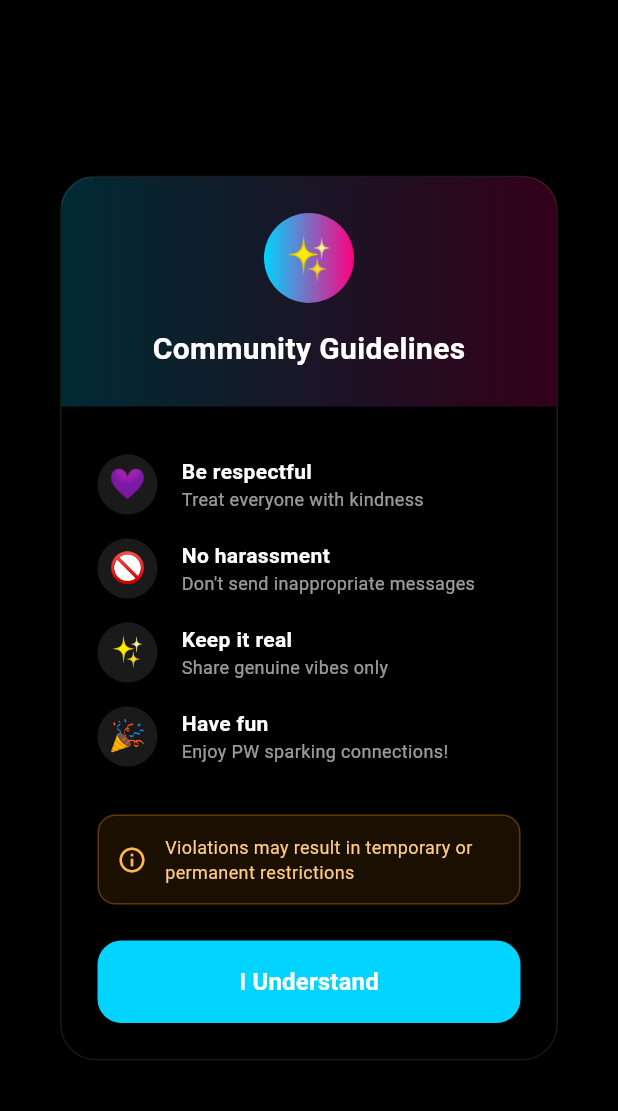
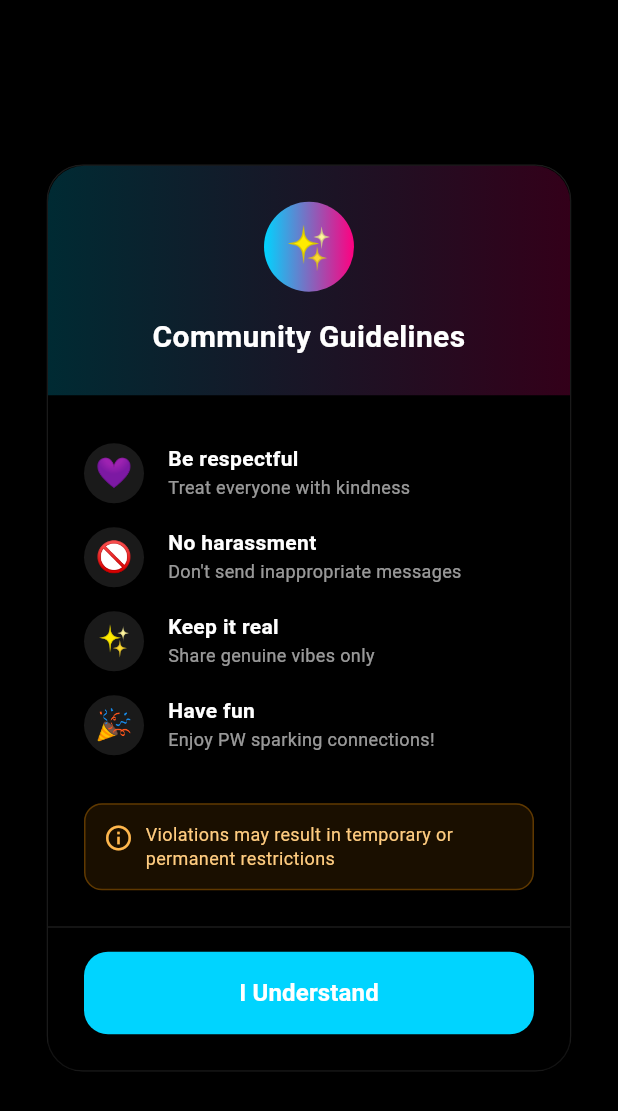
Before and after one commit to gaart1981/pingandwink, a Flutter app: the CommunityGuidelinesDialog widget shown alone on an empty page, opened directly, on a phone screen of 412 x 824 dp. Shown: the top 1111 px of the screen. Run offline on Flutter 3.47's test engine with Material 3 defaults, Android fonts, the phone set to English and light mode, and no system bars; our stand-ins replace device_info_plus, flutter_dotenv, flutter_local_notifications, flutter_markdown, flutter_secure_storage, geolocator and 3 more; missing offline and left inert: mapbox_maps_flutter, onesignal_flutter; accounts and stored records are empty; network calls fail.

Commit message:
Update community_guidelines_dialog.dart

```diff
--- a/lib/widgets/community_guidelines_dialog.dart
+++ b/lib/widgets/community_guidelines_dialog.dart
@@ -1,6 +1,7 @@
 // lib/widgets/community_guidelines_dialog.dart
 import 'package:flutter/material.dart';
 import 'dart:ui';
+import 'dart:math' as math;
 import '../config/theme.dart';
 import '../services/moderation_service.dart';
 import '../services/storage_service.dart';
@@ -26,10 +27,30 @@ class CommunityGuidelinesDialog extends StatelessWidget {
   Widget build(BuildContext context) {
     final l10n = AppLocalizations.of(context)!;
 
+    // Получаем размеры экрана для адаптации
+    final screenHeight = MediaQuery.of(context).size.height;
+    final screenWidth = MediaQuery.of(context).size.width;
+    final padding = MediaQuery.of(context).padding;
+
+    // Рассчитываем максимальную высоту диалога (80% от доступной высоты)
+    final maxDialogHeight = (screenHeight - padding.top - padding.bottom) * 0.85;
+
+    // Адаптивные отступы в зависимости от размера экрана
+    final isSmallScreen = screenHeight < 700;
+    final contentPadding = isSmallScreen ? 16.0 : 24.0;
+    final verticalSpacing = isSmallScreen ? 16.0 : 24.0;
+
     return Dialog(
       backgroundColor: Colors.transparent,
+      insetPadding: EdgeInsets.symmetric(
+        horizontal: 16,
+        vertical: math.max(padding.top + 16, 24),
+      ),
       child: Container(
-        constraints: const BoxConstraints(maxWidth: 350),
+        constraints: BoxConstraints(
+          maxWidth: math.min(350, screenWidth - 32),
+          maxHeight: maxDialogHeight,
+        ),
         child: ClipRRect(
           borderRadius: BorderRadius.circular(24),
           child: BackdropFilter(
@@ -46,10 +67,10 @@ class CommunityGuidelinesDialog extends StatelessWidget {
               child: Column(
                 mainAxisSize: MainAxisSize.min,
                 children: [
-                  // Header with gradient
+                  // Header с градиентом (фиксированный)
                   Container(
                     width: double.infinity,
-                    padding: const EdgeInsets.all(24),
+                    padding: EdgeInsets.all(contentPadding),
                     decoration: BoxDecoration(
                       gradient: LinearGradient(
                         colors: [
@@ -57,12 +78,15 @@ class CommunityGuidelinesDialog extends StatelessWidget {
                           AppTheme.secondaryColor.withOpacity(0.2),
                         ],
                       ),
+                      borderRadius: const BorderRadius.vertical(
+                        top: Radius.circular(24),
+                      ),
                     ),
                     child: Column(
                       children: [
                         Container(
-                          width: 60,
-                          height: 60,
+                          width: isSmallScreen ? 50 : 60,
+                          height: isSmallScreen ? 50 : 60,
                           decoration: BoxDecoration(
                             shape: BoxShape.circle,
                             gradient: LinearGradient(
@@ -72,29 +96,32 @@ class CommunityGuidelinesDialog extends StatelessWidget {
                               ],
                             ),
                           ),
-                          child: const Center(
+                          child: Center(
                             child: Text(
                               '✨',
-                              style: TextStyle(fontSize: 28),
+                              style: TextStyle(fontSize: isSmallScreen ? 24 : 28),
                             ),
                           ),
                         ),
-                        const SizedBox(height: 16),
+                        SizedBox(height: isSmallScreen ? 12 : 16),
                         Text(
                           l10n.guidelinesTitle,
-                          style: const TextStyle(
+                          style: TextStyle(
                             color: Colors.white,
-                            fontSize: 20,
+                            fontSize: isSmallScreen ? 18 : 20,
                             fontWeight: FontWeight.bold,
                           ),
+                          textAlign: TextAlign.center,
                         ),
                       ],
                     ),
                   ),
 
-                  // Guidelines content
-                  Padding(
-                    padding: const EdgeInsets.all(24),
+                  // Прокручиваемый контент
+                  Flexible(
+                    child: SingleChildScrollView(
+                      physics: const BouncingScrollPhysics(),
+                      padding: EdgeInsets.all(contentPadding),
                       child: Column(
                         crossAxisAlignment: CrossAxisAlignment.start,
                         children: [
@@ -102,28 +129,32 @@ class CommunityGuidelinesDialog extends StatelessWidget {
                             '💜',
                             l10n.guidelinesRespectTitle,
                             l10n.guidelinesRespectSubtitle,
+                            isSmallScreen,
                           ),
                           _buildGuideline(
                             '🚫',
                             l10n.guidelinesNoHarassmentTitle,
                             l10n.guidelinesNoHarassmentSubtitle,
+                            isSmallScreen,
                           ),
                           _buildGuideline(
                             '✨',
                             l10n.guidelinesKeepRealTitle,
                             l10n.guidelinesKeepRealSubtitle,
+                            isSmallScreen,
                           ),
                           _buildGuideline(
                             '🎉',
                             l10n.guidelinesHaveFunTitle,
                             l10n.guidelinesHaveFunSubtitle,
+                            isSmallScreen,
                           ),
 
-                        const SizedBox(height: 24),
+                          SizedBox(height: verticalSpacing),
 
-                        // Important note
+                          // Важное примечание
                           Container(
-                          padding: const EdgeInsets.all(12),
+                            padding: EdgeInsets.all(isSmallScreen ? 10 : 12),
                             decoration: BoxDecoration(
                               color: Colors.orange.withOpacity(0.1),
                               borderRadius: BorderRadius.circular(12),
@@ -132,59 +163,81 @@ class CommunityGuidelinesDialog extends StatelessWidget {
                               ),
                             ),
                             child: Row(
+                              crossAxisAlignment: CrossAxisAlignment.start,
                               children: [
                                 Icon(
                                   Icons.info_outline,
                                   color: Colors.orange.shade300,
-                                size: 20,
+                                  size: isSmallScreen ? 18 : 20,
                                 ),
-                              const SizedBox(width: 12),
+                                const SizedBox(width: 8),
                                 Expanded(
                                   child: Text(
                                     l10n.guidelinesViolationWarning,
                                     style: TextStyle(
                                       color: Colors.orange.shade200,
-                                    fontSize: 12,
+                                      fontSize: isSmallScreen ? 11 : 12,
+                                      height: 1.3,
                                     ),
                                   ),
                                 ),
                               ],
                             ),
                           ),
+                        ],
+                      ),
+                    ),
+                  ),
 
-                        const SizedBox(height: 24),
-
-                        // Accept button
-                        SizedBox(
+                  // Кнопка принятия (всегда видима)
+                  Container(
+                    padding: EdgeInsets.fromLTRB(
+                      contentPadding,
+                      isSmallScreen ? 12 : 16,
+                      contentPadding,
+                      contentPadding,
+                    ),
+                    decoration: BoxDecoration(
+                      color: Colors.black.withOpacity(0.3),
+                      border: Border(
+                        top: BorderSide(
+                          color: Colors.white.withOpacity(0.1),
+                          width: 1,
+                        ),
+                      ),
+                    ),
+                    child: SafeArea(
+                      top: false,
+                      child: SizedBox(
                         width: double.infinity,
                         child: ElevatedButton(
                           onPressed: () async {
-                              final deviceId =
-                                  await StorageService.getDeviceId();
-                              await ModerationService.acceptGuidelines(
-                                  deviceId);
+                            final deviceId = await StorageService.getDeviceId();
+                            await ModerationService.acceptGuidelines(deviceId);
                             if (context.mounted) {
                               Navigator.of(context).pop();
                             }
                           },
                           style: ElevatedButton.styleFrom(
                             backgroundColor: AppTheme.primaryColor,
-                              padding: const EdgeInsets.symmetric(vertical: 16),
+                            padding: EdgeInsets.symmetric(
+                              vertical: isSmallScreen ? 14 : 16,
+                            ),
                             shape: RoundedRectangleBorder(
                               borderRadius: BorderRadius.circular(16),
                             ),
+                            elevation: 0,
                           ),
                           child: Text(
                             l10n.guidelinesButtonUnderstand,
-                              style: const TextStyle(
+                            style: TextStyle(
                               color: Colors.white,
-                                fontSize: 16,
+                              fontSize: isSmallScreen ? 15 : 16,
                               fontWeight: FontWeight.bold,
                             ),
                           ),
                         ),
                       ),
-                      ],
                     ),
                   ),
                 ],
@@ -196,40 +249,46 @@ class CommunityGuidelinesDialog extends StatelessWidget {
     );
   }
 
-  Widget _buildGuideline(String emoji, String title, String subtitle) {
+  Widget _buildGuideline(String emoji, String title, String subtitle, bool isSmallScreen) {
     return Padding(
-      padding: const EdgeInsets.symmetric(vertical: 8),
+      padding: EdgeInsets.symmetric(vertical: isSmallScreen ? 6 : 8),
       child: Row(
+        crossAxisAlignment: CrossAxisAlignment.start,
         children: [
           Container(
-            width: 40,
-            height: 40,
+            width: isSmallScreen ? 36 : 40,
+            height: isSmallScreen ? 36 : 40,
             decoration: BoxDecoration(
               color: Colors.white.withOpacity(0.1),
               shape: BoxShape.circle,
             ),
             child: Center(
-              child: Text(emoji, style: const TextStyle(fontSize: 20)),
+              child: Text(
+                emoji,
+                style: TextStyle(fontSize: isSmallScreen ? 18 : 20),
               ),
             ),
-          const SizedBox(width: 16),
+          ),
+          SizedBox(width: isSmallScreen ? 12 : 16),
           Expanded(
             child: Column(
               crossAxisAlignment: CrossAxisAlignment.start,
               children: [
                 Text(
                   title,
-                  style: const TextStyle(
+                  style: TextStyle(
                     color: Colors.white,
-                    fontSize: 14,
+                    fontSize: isSmallScreen ? 13 : 14,
                     fontWeight: FontWeight.w600,
                   ),
                 ),
+                const SizedBox(height: 2),
                 Text(
                   subtitle,
                   style: TextStyle(
                     color: Colors.white.withOpacity(0.6),
-                    fontSize: 12,
+                    fontSize: isSmallScreen ? 11 : 12,
+                    height: 1.3,
                   ),
                 ),
               ],
```
Lines whose indentation alone changed are shown as unchanged.
